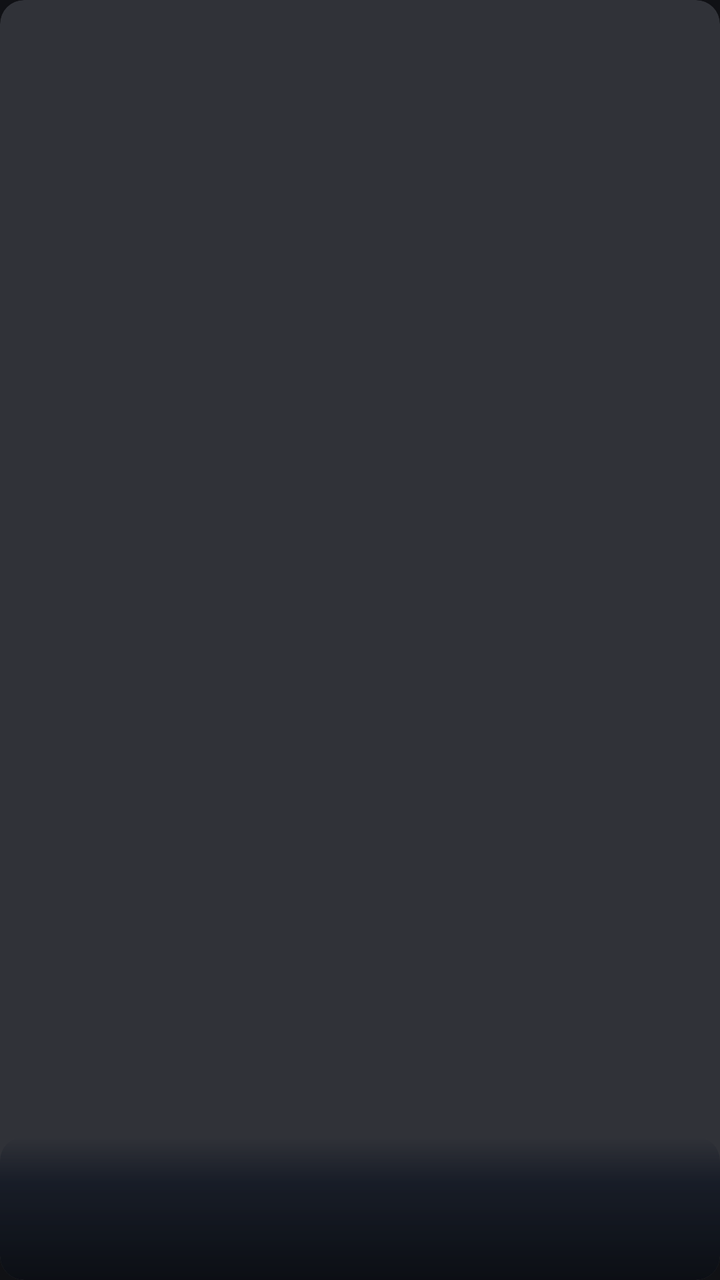
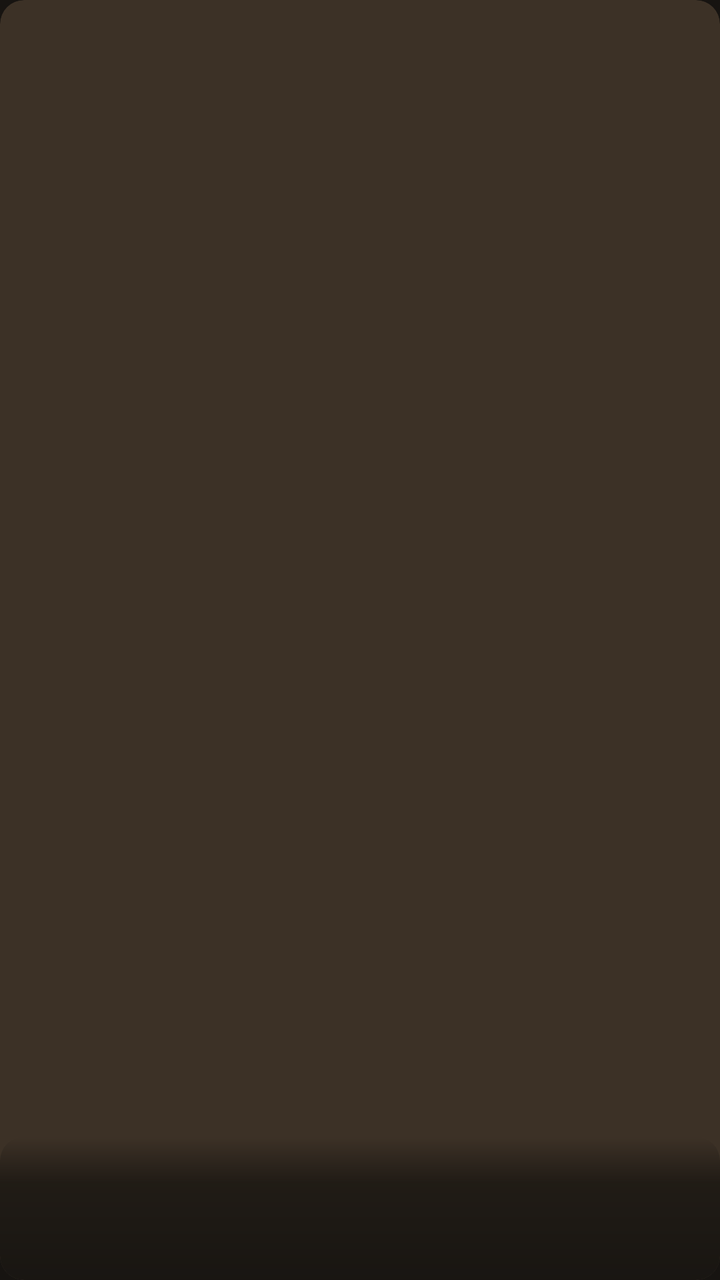

Before-and-after screenshots of an Android layout around one commit, followed by the original layout XML and the change that was made.
<!-- AndroidManifest.xml: another module's application theme Theme.Juying -->
<!-- res/layout/item_vod_poster.xml -->
<?xml version="1.0" encoding="utf-8"?>
<FrameLayout xmlns:android="http://schemas.android.com/apk/res/android"
    android:layout_width="match_parent"
    android:layout_height="wrap_content"
    android:layout_margin="@dimen/jy_content_gap"
    android:background="@drawable/bg_media_artwork"
    android:foreground="@drawable/bg_poster_focus_border"
    android:clipToOutline="true"
    android:focusable="true"
    android:clickable="true"
    android:descendantFocusability="blocksDescendants">

    <ImageView
        android:id="@+id/cover"
        android:layout_width="match_parent"
        android:layout_height="@dimen/jy_poster_height"
        android:scaleType="centerCrop"
        android:importantForAccessibility="no" />

    <LinearLayout
        android:layout_width="match_parent"
        android:layout_height="wrap_content"
        android:layout_gravity="bottom"
        android:background="@drawable/bg_poster_glass_scrim"
        android:orientation="vertical"
        android:paddingHorizontal="10dp"
        android:paddingTop="22dp"
        android:paddingBottom="10dp">

        <TextView
            android:id="@+id/title"
            android:layout_width="match_parent"
            android:layout_height="wrap_content"
            android:textColor="#FFFFFFFF"
            android:textSize="@dimen/jy_text_body"
            android:textStyle="bold"
            android:maxLines="1"
            android:ellipsize="end"
            android:shadowColor="#B0000000"
            android:shadowDx="0"
            android:shadowDy="1"
            android:shadowRadius="3" />

        <TextView
            android:id="@+id/caption"
            android:layout_width="match_parent"
            android:layout_height="wrap_content"
            android:layout_marginTop="3dp"
            android:textColor="#CCE2E8F0"
            android:textSize="12sp"
            android:maxLines="1"
            android:ellipsize="end"
            android:shadowColor="#90000000"
            android:shadowDx="0"
            android:shadowDy="1"
            android:shadowRadius="2" />
    </LinearLayout>
</FrameLayout>
<!-- resources referenced by this layout -->
<resources>
  <dimen name="jy_content_gap">8dp</dimen>
  <dimen name="jy_poster_height">192dp</dimen>
  <dimen name="jy_text_body">15sp</dimen>
  <!-- drawable bg_media_artwork (drawable) -->
  <?xml version="1.0" encoding="utf-8"?>
  <shape xmlns:android="http://schemas.android.com/apk/res/android" android:shape="rectangle">
      <solid android:color="?attr/jy_surface_variant" />
      <corners android:radius="@dimen/jy_radius" />
  </shape>
  <!-- drawable bg_poster_focus_border (drawable) -->
  <?xml version="1.0" encoding="utf-8"?>
  <selector xmlns:android="http://schemas.android.com/apk/res/android">
      <item android:state_focused="true">
          <shape android:shape="rectangle">
              <solid android:color="@android:color/transparent" />
              <stroke android:width="3dp" android:color="?attr/jy_accent" />
              <corners android:radius="@dimen/jy_radius" />
          </shape>
      </item>
      <item android:state_pressed="true">
          <shape android:shape="rectangle">
              <solid android:color="#20FFFFFF" />
              <stroke android:width="2dp" android:color="?attr/jy_accent" />
              <corners android:radius="@dimen/jy_radius" />
          </shape>
      </item>
      <item>
          <shape android:shape="rectangle">
              <solid android:color="@android:color/transparent" />
              <corners android:radius="@dimen/jy_radius" />
          </shape>
      </item>
  </selector>
  <!-- drawable bg_poster_glass_scrim (drawable) -->
  <?xml version="1.0" encoding="utf-8"?>
  <shape xmlns:android="http://schemas.android.com/apk/res/android"
      android:shape="rectangle">
      <gradient
          android:angle="270"
          android:startColor="#00090D14"
          android:centerColor="#B80E1420"
          android:endColor="#F2090C12"
          android:centerY="0.32"
          android:type="linear" />
      <corners
          android:radius="@dimen/jy_radius" />
  </shape>
  <style name="Theme.Juying" parent="Theme.Material3.Dark.NoActionBar">
      <item name="jy_background">#101115</item>
      <item name="jy_surface">#191B20</item>
      <item name="jy_surface_variant">#303238</item>
      <item name="jy_accent">#F5F4F1</item>
      <item name="jy_on_surface">#F5F4F1</item>
      <item name="jy_on_surface_secondary">#ADB3BF</item>
      <item name="jy_error">#FF8178</item>
      <item name="colorPrimary">#F5F4F1</item>
      <item name="colorOnPrimary">#101115</item>
      <item name="colorSurface">#191B20</item>
      <item name="colorOnSurface">#F5F4F1</item>
      <item name="colorSecondaryContainer">?attr/jy_surface_variant</item><item name="colorOnSecondaryContainer">?attr/jy_on_surface</item>
      <item name="colorOutline">#ADB3BF</item>
      <item name="android:windowBackground">#101115</item>
      <item name="android:statusBarColor">#101115</item>
      <item name="android:navigationBarColor">#101115</item>
      <item name="android:textColorPrimary">@color/theme_juying_primary</item>
      <item name="android:textColorSecondary">@color/theme_juying_secondary</item>
      <item name="android:windowLightStatusBar">false</item>
    </style>
  <dimen name="jy_radius">12dp</dimen>
  <color name="theme_juying_primary">#F5F4F1</color>
  <color name="theme_juying_secondary">#ADB3BF</color>
</resources>

<!-- the commit's change to res/layout/item_vod_poster.xml (unified diff, before → after) -->
@@ -34,7 +34,7 @@
             android:textColor="#FFFFFFFF"
             android:textSize="@dimen/jy_text_body"
             android:textStyle="bold"
-            android:maxLines="1"
+            android:maxLines="2"
             android:ellipsize="end"
             android:shadowColor="#B0000000"
             android:shadowDx="0"
@@ -46,7 +46,7 @@
             android:layout_width="match_parent"
             android:layout_height="wrap_content"
             android:layout_marginTop="3dp"
-            android:textColor="#CCE2E8F0"
+            android:textColor="#F1D9B8"
             android:textSize="12sp"
             android:maxLines="1"
             android:ellipsize="end"
<!-- resource entries referenced after the edit -->
@@ -39,37 +39,37 @@
       android:shape="rectangle">
       <gradient
           android:angle="270"
-          android:startColor="#00090D14"
-          android:centerColor="#B80E1420"
-          android:endColor="#F2090C12"
+          android:startColor="#00171411"
+          android:centerColor="#D91B1712"
+          android:endColor="#FA171411"
           android:centerY="0.32"
           android:type="linear" />
       <corners
           android:radius="@dimen/jy_radius" />
   </shape>
   <style name="Theme.Juying" parent="Theme.Material3.Dark.NoActionBar">
-      <item name="jy_background">#101115</item>
-      <item name="jy_surface">#191B20</item>
-      <item name="jy_surface_variant">#303238</item>
-      <item name="jy_accent">#F5F4F1</item>
-      <item name="jy_on_surface">#F5F4F1</item>
-      <item name="jy_on_surface_secondary">#ADB3BF</item>
+      <item name="jy_background">#171411</item>
+      <item name="jy_surface">#24201B</item>
+      <item name="jy_surface_variant">#3C3126</item>
+      <item name="jy_accent">#F4BB68</item>
+      <item name="jy_on_surface">#FFF4E5</item>
+      <item name="jy_on_surface_secondary">#C7B8A5</item>
       <item name="jy_error">#FF8178</item>
-      <item name="colorPrimary">#F5F4F1</item>
-      <item name="colorOnPrimary">#101115</item>
-      <item name="colorSurface">#191B20</item>
-      <item name="colorOnSurface">#F5F4F1</item>
+      <item name="colorPrimary">#F4BB68</item>
+      <item name="colorOnPrimary">#171411</item>
+      <item name="colorSurface">#24201B</item>
+      <item name="colorOnSurface">#FFF4E5</item>
       <item name="colorSecondaryContainer">?attr/jy_surface_variant</item><item name="colorOnSecondaryContainer">?attr/jy_on_surface</item>
-      <item name="colorOutline">#ADB3BF</item>
-      <item name="android:windowBackground">#101115</item>
-      <item name="android:statusBarColor">#101115</item>
-      <item name="android:navigationBarColor">#101115</item>
+      <item name="colorOutline">#C7B8A5</item>
+      <item name="android:windowBackground">#171411</item>
+      <item name="android:statusBarColor">#171411</item>
+      <item name="android:navigationBarColor">#171411</item>
       <item name="android:textColorPrimary">@color/theme_juying_primary</item>
       <item name="android:textColorSecondary">@color/theme_juying_secondary</item>
       <item name="android:windowLightStatusBar">false</item>
     </style>
   <dimen name="jy_radius">12dp</dimen>
-  <color name="theme_juying_primary">#F5F4F1</color>
-  <color name="theme_juying_secondary">#ADB3BF</color>
+  <color name="theme_juying_primary">#FFF4E5</color>
+  <color name="theme_juying_secondary">#C7B8A5</color>
 </resources>
 
